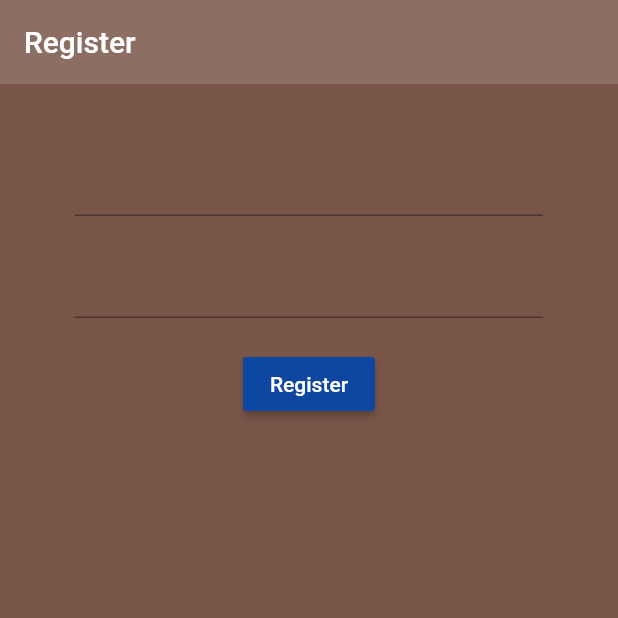
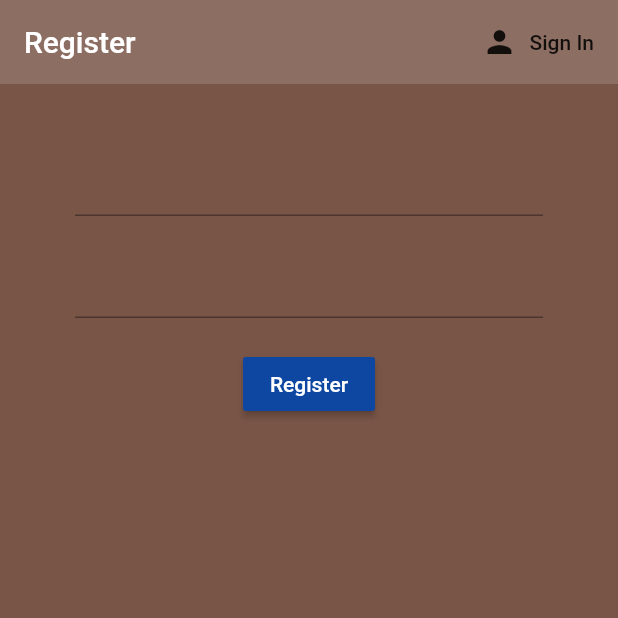
Before and after one commit to sophia-qin/firebaseStarterApp, a Flutter app: the screen it shows after launch, after a tap on "Register", on a phone screen of 412 x 824 dp, the top half of it. Run offline on Flutter 3.47's test engine with Material 2 defaults, Android fonts, the phone set to English and light mode, and no system bars; our stand-ins replace firebase_auth; accounts and stored records are empty.

Commit message:
added toggle between sign in & register

```diff
--- a/lib/screens/authentication/authenticate.dart
+++ b/lib/screens/authentication/authenticate.dart
@@ -8,10 +8,19 @@ class Authenticate extends StatefulWidget {
 }
 
 class _AuthenticateState extends State<Authenticate> {
+
+  bool showSignIn = true;
+  void toggleView(){
+    setState(() {
+      showSignIn = !showSignIn;
+    });
+  }
   @override
   Widget build(BuildContext context) {
-    return Container(
-      child: Register(),
-    );
+    if(showSignIn){
+      return SignIn(toggleView: toggleView);
+    } else {
+      return Register(toggleView: toggleView);
+    }
   }
 }
--- a/lib/screens/authentication/register.dart
+++ b/lib/screens/authentication/register.dart
@@ -2,6 +2,8 @@ import 'package:firebasetutorial/screens/services/auth.dart';
 import 'package:flutter/material.dart';
 
 class Register extends StatefulWidget {
+  final Function toggleView;
+  Register({this.toggleView});
   @override
   _RegisterState createState() => _RegisterState();
 }
@@ -20,6 +22,14 @@ class _RegisterState extends State<Register> {
           backgroundColor: Colors.brown[400],
           elevation: 0.0,
           title: Text('Register'),
+          actions: <Widget>[
+            FlatButton.icon(
+              onPressed: () {
+                widget.toggleView();
+              },
+              icon: Icon(Icons.person),
+              label: Text('Sign In'),),
+          ],
         ),
         body: Container(
           padding: EdgeInsets.symmetric(vertical: 20.0, horizontal: 50.0),
--- a/lib/screens/authentication/sign_in.dart
+++ b/lib/screens/authentication/sign_in.dart
@@ -2,8 +2,13 @@ import 'package:firebasetutorial/screens/services/auth.dart';
 import 'package:flutter/material.dart';
 
 class SignIn extends StatefulWidget {
+
+  final Function toggleView;
+  SignIn({this.toggleView});
+
   @override
   _SignInState createState() => _SignInState();
+
 }
 
 class _SignInState extends State<SignIn> {
@@ -22,6 +27,14 @@ class _SignInState extends State<SignIn> {
         backgroundColor: Colors.brown[400],
         elevation: 0.0,
         title: Text('Sign In'),
+        actions: <Widget>[
+          FlatButton.icon(
+            onPressed: () {
+              widget.toggleView();
+            },
+            icon: Icon(Icons.person),
+            label: Text('Register'),),
+        ],
       ),
       body: Container(
         padding: EdgeInsets.symmetric(vertical: 20.0, horizontal: 50.0),
```
